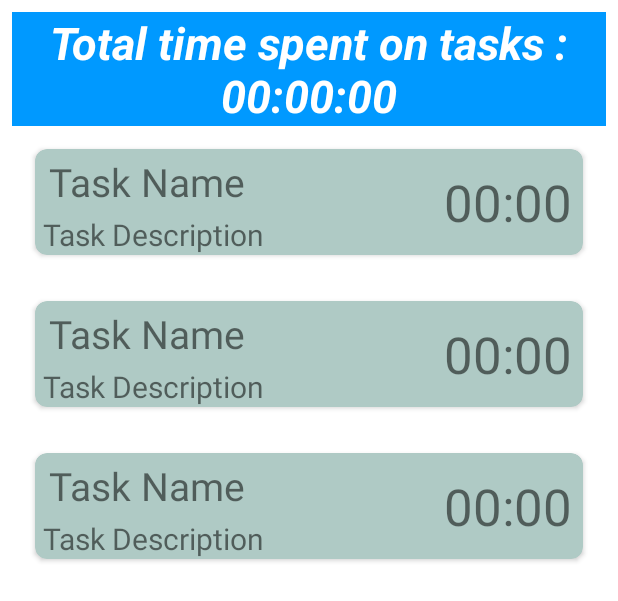
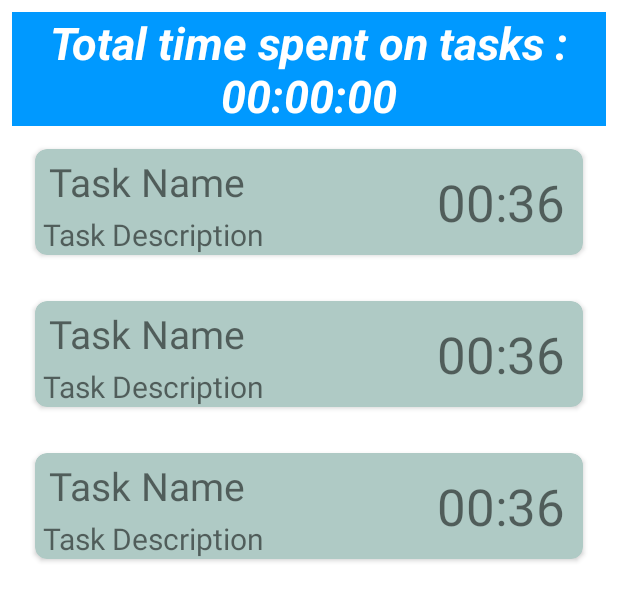
Before and after one commit to faisal-alfariheedi/Task_Timer, an Android app: the layout fragment_main.xml on its own in the app's theme, with its tools: preview values and no code run, on a phone screen of 412 x 824 dp. Shown: the top 601 px of the screen. Run offline under Robolectric (Android 15) with nearby library versions, the phone set to English and light mode, and no system bars.

Commit message:
trying to fix the timer

```diff
--- a/app/src/main/java/com/example/task_timer/RVAdapterMain.kt
+++ b/app/src/main/java/com/example/task_timer/RVAdapterMain.kt
@@ -72,6 +72,7 @@ class RVAdapterMain(val cont: Fragment): RecyclerView.Adapter<RVAdapterMain.Item
                     if (cont is Main)
                         cont.mvm.addedit(rv[position])
                     holder.counter.cancel()
+
                 }
             }
         }
--- a/app/src/main/res/layout/rvlisttime.xml
+++ b/app/src/main/res/layout/rvlisttime.xml
@@ -53,7 +53,7 @@
             <LinearLayout
                 android:layout_width="match_parent"
                 android:layout_height="match_parent"
-                android:layout_weight="3"
+                android:layout_weight="2.6"
                 android:gravity="center|center_horizontal"
                 android:orientation="vertical">
 
@@ -63,8 +63,8 @@
                     android:layout_height="match_parent"
                     android:clickable="true"
                     android:gravity="center"
-                    android:minWidth="50dp"
-                    android:text="00:00"
+                    android:minWidth="55dp"
+                    android:text="00:36"
                     android:textSize="34sp" />
             </LinearLayout>
 
```
